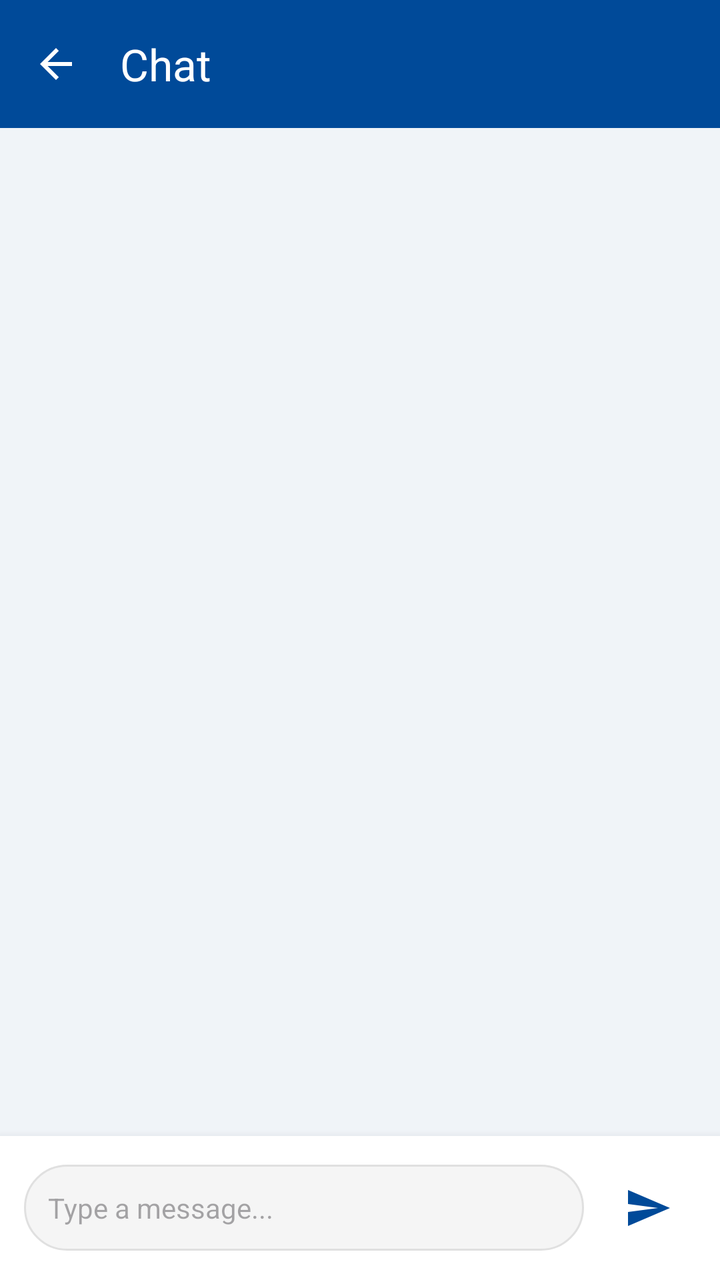
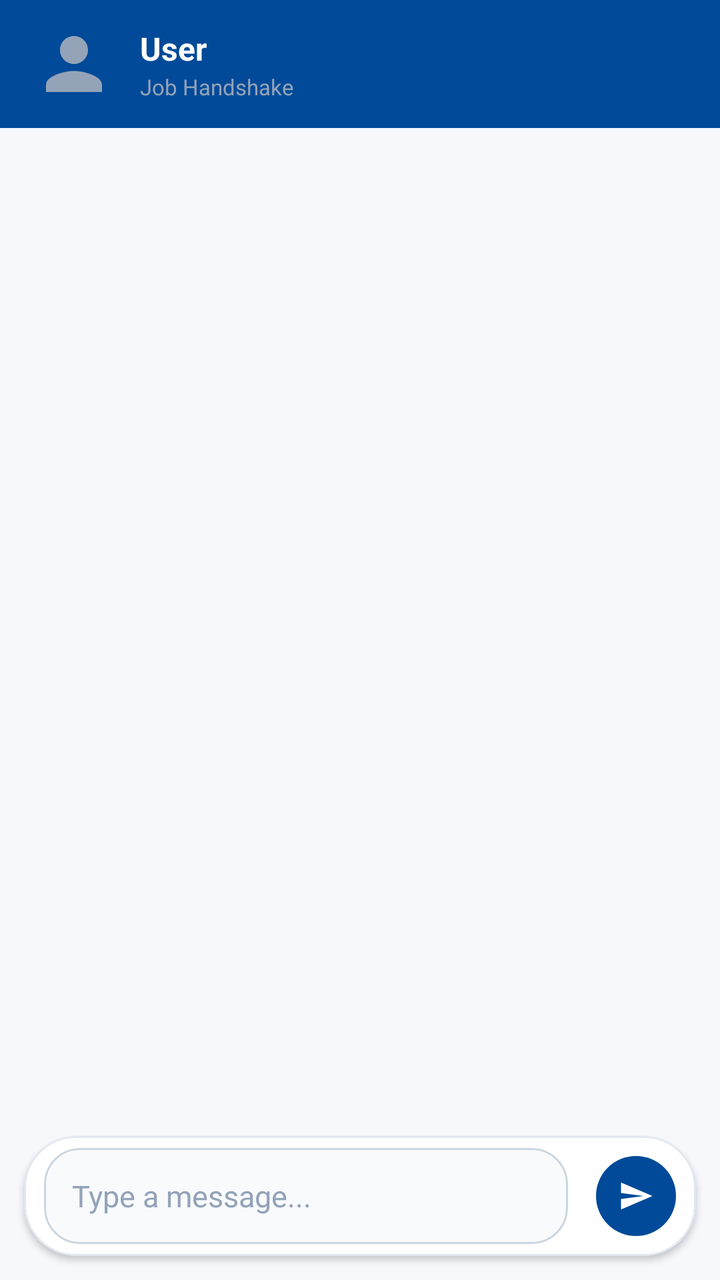

Compare the two renders of this Android layout. The source of the first and the diff that turns it into the second are given below.
<!-- AndroidManifest.xml: application theme Theme.Newtacks -->
<!-- res/layout/activity_transaction_chat.xml -->
<?xml version="1.0" encoding="utf-8"?>
<LinearLayout
    xmlns:android="http://schemas.android.com/apk/res/android"
    xmlns:app="http://schemas.android.com/apk/res-auto"
    android:layout_width="match_parent"
    android:layout_height="match_parent"
    android:orientation="vertical"
    android:background="#F0F4F8">

    
    <androidx.appcompat.widget.Toolbar
        android:id="@+id/toolbar"
        android:layout_width="match_parent"
        android:layout_height="?attr/actionBarSize"
        android:background="#004A99"
        app:title="Chat"
        app:titleTextColor="#FFFFFF"
        app:navigationIcon="@drawable/ic_back" />

    
    <androidx.recyclerview.widget.RecyclerView
        android:id="@+id/rvChat"
        android:layout_width="match_parent"
        android:layout_height="0dp"
        android:layout_weight="1"
        android:padding="16dp"
        android:clipToPadding="false" />

    
    <LinearLayout
        android:layout_width="match_parent"
        android:layout_height="wrap_content"
        android:orientation="horizontal"
        android:padding="12dp"
        android:background="#FFFFFF"
        android:elevation="8dp"
        android:gravity="center_vertical">

        <EditText
            android:id="@+id/etMessage"
            android:layout_width="0dp"
            android:layout_height="wrap_content"
            android:layout_weight="1"
            android:hint="Type a message..."
            android:background="@drawable/bg_message_input"
            android:padding="12dp"
            android:maxLines="4"
            android:textSize="14sp" />

        <ImageButton
            android:id="@+id/btnSend"
            android:layout_width="48dp"
            android:layout_height="48dp"
            android:layout_marginStart="8dp"
            android:src="@drawable/ic_send"
            android:background="?attr/selectableItemBackgroundBorderless"
            app:tint="#004A99"
            android:contentDescription="Send" />
    </LinearLayout>

</LinearLayout>
<!-- resources referenced by this layout -->
<resources>
  <!-- drawable bg_message_input (drawable) -->
  <?xml version="1.0" encoding="utf-8"?>
  <shape xmlns:android="http://schemas.android.com/apk/res/android">
      <solid android:color="#F5F5F5" />
      <corners android:radius="24dp" />
      <stroke android:width="1dp" android:color="#E0E0E0" />
  </shape>
  <!-- drawable ic_back (drawable) -->
  <?xml version="1.0" encoding="utf-8"?>
  <vector xmlns:android="http://schemas.android.com/apk/res/android"
      android:width="24dp"
      android:height="24dp"
      android:viewportWidth="24"
      android:viewportHeight="24">
      <path
          android:fillColor="#FFFFFF"
          android:pathData="M20,11H7.83l5.59,-5.59L12,4l-8,8 8,8 1.41,-1.41L7.83,13H20v-2z"/>
  </vector>
  <!-- drawable ic_send (drawable) -->
  <?xml version="1.0" encoding="utf-8"?>
  <vector xmlns:android="http://schemas.android.com/apk/res/android"
      android:width="24dp"
      android:height="24dp"
      android:viewportWidth="24"
      android:viewportHeight="24">
      <path
          android:fillColor="#000000"
          android:pathData="M2.01,21L23,12 2.01,3 2,10l15,2 -15,2z" />
  </vector>
  <style name="Theme.Newtacks" parent="Base.Theme.Newtacks" />
  <style name="Base.Theme.Newtacks" parent="Theme.Material3.DayNight.NoActionBar">
          <item name="colorPrimary">#004A99</item>
          <item name="colorPrimaryContainer">#004A99</item>
          <item name="colorOnPrimary">#FFFFFF</item>
          <item name="colorSecondary">#004A99</item>
          <item name="colorOnSecondary">#FFFFFF</item>
          <item name="colorTertiary">#004A99</item>
          <item name="colorSecondaryContainer">#EBF2FF</item>
          <item name="colorOnSecondaryContainer">#004A99</item>
          <item name="android:statusBarColor">#004A99</item>
          <item name="android:navigationBarColor">#FFFFFF</item>
          <item name="android:windowLightStatusBar" tools:targetApi="m">false</item>
      </style>
</resources>

<!-- the commit's change to res/layout/activity_transaction_chat.xml (unified diff, before → after) -->
@@ -1,61 +1,179 @@
 <?xml version="1.0" encoding="utf-8"?>
-<LinearLayout
-    xmlns:android="http://schemas.android.com/apk/res/android"
+<androidx.constraintlayout.widget.ConstraintLayout xmlns:android="http://schemas.android.com/apk/res/android"
     xmlns:app="http://schemas.android.com/apk/res-auto"
+    xmlns:tools="http://schemas.android.com/tools"
+    android:id="@+id/chatRoot"
     android:layout_width="match_parent"
     android:layout_height="match_parent"
-    android:orientation="vertical"
-    android:background="#F0F4F8">
+    android:animateLayoutChanges="true"
+    android:background="#F6F8FC">
 
     
-    <androidx.appcompat.widget.Toolbar
-        android:id="@+id/toolbar"
+    <com.google.android.material.appbar.AppBarLayout
+        android:id="@+id/appBarLayout"
         android:layout_width="match_parent"
-        android:layout_height="?attr/actionBarSize"
-        android:background="#004A99"
-        app:title="Chat"
-        app:titleTextColor="#FFFFFF"
-        app:navigationIcon="@drawable/ic_back" />
+        android:layout_height="wrap_content"
+        android:background="#0F172A"
+        app:elevation="0dp"
+        app:layout_constraintTop_toTopOf="parent">
+
+        <androidx.appcompat.widget.Toolbar
+            android:id="@+id/toolbar"
+            android:layout_width="match_parent"
+            android:layout_height="?attr/actionBarSize"
+            android:background="#004A99"
+            android:theme="@style/ThemeOverlay.AppCompat.Dark.ActionBar"
+            app:contentInsetStart="0dp"
+            app:navigationIconTint="#FFFFFF">
+
+            <androidx.constraintlayout.widget.ConstraintLayout
+                android:layout_width="match_parent"
+                android:layout_height="match_parent">
+
+                
+                <FrameLayout
+                    android:id="@+id/avatarContainer"
+                    android:layout_width="42dp"
+                    android:layout_height="42dp"
+                    android:layout_marginStart="16dp"
+                    app:layout_constraintBottom_toBottomOf="parent"
+                    app:layout_constraintStart_toStartOf="parent"
+                    app:layout_constraintTop_toTopOf="parent">
+
+                    <com.google.android.material.imageview.ShapeableImageView
+                        android:id="@+id/ivOtherUser"
+                        android:layout_width="42dp"
+                        android:layout_height="42dp"
+                        android:scaleType="centerCrop"
+                        android:src="@drawable/ic_user_placeholder"
+                        app:shapeAppearanceOverlay="@style/ShapeAppearance.Material3.Corner.Full" />
+
+                </FrameLayout>
+
+                
+                <LinearLayout
+                    android:layout_width="0dp"
+                    android:layout_height="wrap_content"
+                    android:layout_marginStart="12dp"
+                    android:orientation="vertical"
+                    app:layout_constraintBottom_toBottomOf="parent"
+                    app:layout_constraintEnd_toEndOf="parent"
+                    app:layout_constraintStart_toEndOf="@id/avatarContainer"
+                    app:layout_constraintTop_toTopOf="parent">
+
+                    <TextView
+                        android:id="@+id/tvOtherUserName"
+                        android:layout_width="wrap_content"
+                        android:layout_height="wrap_content"
+                        android:text="User"
+                        android:textColor="#FFFFFF"
+                        android:textSize="16sp"
+                        android:textStyle="bold" />
+
+                    <TextView
+                        android:id="@+id/tvJobTitleHeader"
+                        android:layout_width="wrap_content"
+                        android:layout_height="wrap_content"
+                        android:layout_marginTop="1dp"
+                        android:text="Job Handshake"
+                        android:textColor="#94A3B8"
+                        android:textSize="11sp" />
+
+                </LinearLayout>
+
+            </androidx.constraintlayout.widget.ConstraintLayout>
+
+        </androidx.appcompat.widget.Toolbar>
+
+    </com.google.android.material.appbar.AppBarLayout>
 
     
     <androidx.recyclerview.widget.RecyclerView
         android:id="@+id/rvChat"
-        android:layout_width="match_parent"
+        android:layout_width="0dp"
         android:layout_height="0dp"
-        android:layout_weight="1"
-        android:padding="16dp"
-        android:clipToPadding="false" />
+        android:clipToPadding="false"
+        android:paddingStart="12dp"
+        android:paddingTop="8dp"
+        android:paddingEnd="12dp"
+        android:paddingBottom="8dp"
+        app:layout_constraintBottom_toTopOf="@+id/inputCard"
+        app:layout_constraintEnd_toEndOf="parent"
+        app:layout_constraintStart_toStartOf="parent"
+        app:layout_constraintTop_toBottomOf="@id/appBarLayout" />
 
     
-    <LinearLayout
+    <com.google.android.material.card.MaterialCardView
+        android:id="@+id/inputCard"
         android:layout_width="match_parent"
         android:layout_height="wrap_content"
-        android:orientation="horizontal"
-        android:padding="12dp"
-        android:background="#FFFFFF"
-        android:elevation="8dp"
-        android:gravity="center_vertical">
+        android:layout_marginStart="12dp"
+        android:layout_marginTop="4dp"
+        android:layout_marginEnd="12dp"
+        android:layout_marginBottom="12dp"
+        app:cardBackgroundColor="#FFFFFF"
+        app:cardCornerRadius="26dp"
+        app:cardElevation="2dp"
+        app:layout_constraintBottom_toBottomOf="parent"
+        app:strokeColor="#E2E8F0"
+        app:strokeWidth="1dp">
 
-        <EditText
-            android:id="@+id/etMessage"
-            android:layout_width="0dp"
+        <LinearLayout
+            android:layout_width="match_parent"
             android:layout_height="wrap_content"
-            android:layout_weight="1"
-            android:hint="Type a message..."
-            android:background="@drawable/bg_message_input"
-            android:padding="12dp"
-            android:maxLines="4"
-            android:textSize="14sp" />
+            android:gravity="center_vertical"
+            android:orientation="horizontal"
+            android:padding="6dp">
 
-        <ImageButton
-            android:id="@+id/btnSend"
-            android:layout_width="48dp"
-            android:layout_height="48dp"
-            android:layout_marginStart="8dp"
-            android:src="@drawable/ic_send"
-            android:background="?attr/selectableItemBackgroundBorderless"
-            app:tint="#004A99"
-            android:contentDescription="Send" />
-    </LinearLayout>
+            
+            <com.google.android.material.card.MaterialCardView
+                android:layout_width="0dp"
+                android:layout_height="wrap_content"
+                android:layout_marginStart="4dp"
+                android:layout_marginEnd="10dp"
+                android:layout_weight="1"
+                app:cardBackgroundColor="#F8FAFC"
+                app:cardCornerRadius="18dp"
+                app:cardElevation="0dp"
+                app:strokeColor="#CBD5E1"
+                app:strokeWidth="1dp">
 
-</LinearLayout>
+                <EditText
+                    android:id="@+id/etMessage"
+                    android:layout_width="match_parent"
+                    android:layout_height="wrap_content"
+                    android:background="@null"
+                    android:hint="Type a message..."
+                    android:inputType="textCapSentences|textMultiLine"
+                    android:maxLines="4"
+                    android:minHeight="48dp"
+                    android:paddingStart="14dp"
+                    android:paddingTop="12dp"
+                    android:paddingEnd="14dp"
+                    android:paddingBottom="12dp"
+                    android:textColor="#0F172A"
+                    android:textColorHint="#94A3B8"
+                    android:textSize="15sp" />
+
+            </com.google.android.material.card.MaterialCardView>
+
+            <com.google.android.material.button.MaterialButton
+                android:id="@+id/btnSend"
+                android:layout_width="40dp"
+                android:layout_height="40dp"
+                android:layout_margin="4dp"
+                android:insetTop="0dp"
+                android:insetBottom="0dp"
+                android:padding="0dp"
+                app:backgroundTint="#004A99"
+                app:cornerRadius="20dp"
+                app:elevation="0dp"
+                app:icon="@drawable/ic_send"
+                app:iconGravity="textStart"
+                app:iconPadding="0dp"
+                app:iconSize="18dp" />
+        </LinearLayout>
+
+    </com.google.android.material.card.MaterialCardView>
+
+</androidx.constraintlayout.widget.ConstraintLayout>
<!-- resource entries referenced after the edit -->
@@ -1,23 +1,5 @@
 <!-- resources referenced by this layout -->
 <resources>
-  <!-- drawable bg_message_input (drawable) -->
-  <?xml version="1.0" encoding="utf-8"?>
-  <shape xmlns:android="http://schemas.android.com/apk/res/android">
-      <solid android:color="#F5F5F5" />
-      <corners android:radius="24dp" />
-      <stroke android:width="1dp" android:color="#E0E0E0" />
-  </shape>
-  <!-- drawable ic_back (drawable) -->
-  <?xml version="1.0" encoding="utf-8"?>
-  <vector xmlns:android="http://schemas.android.com/apk/res/android"
-      android:width="24dp"
-      android:height="24dp"
-      android:viewportWidth="24"
-      android:viewportHeight="24">
-      <path
-          android:fillColor="#FFFFFF"
-          android:pathData="M20,11H7.83l5.59,-5.59L12,4l-8,8 8,8 1.41,-1.41L7.83,13H20v-2z"/>
-  </vector>
   <!-- drawable ic_send (drawable) -->
   <?xml version="1.0" encoding="utf-8"?>
   <vector xmlns:android="http://schemas.android.com/apk/res/android"
@@ -28,6 +10,16 @@
       <path
           android:fillColor="#000000"
           android:pathData="M2.01,21L23,12 2.01,3 2,10l15,2 -15,2z" />
+  </vector>
+  <!-- drawable ic_user_placeholder (drawable) -->
+  <vector xmlns:android="http://schemas.android.com/apk/res/android"
+      android:width="24dp"
+      android:height="24dp"
+      android:viewportWidth="24"
+      android:viewportHeight="24">
+      <path
+          android:fillColor="#94A3B8"
+          android:pathData="M12,12c2.21,0 4,-1.79 4,-4s-1.79,-4 -4,-4 -4,1.79 -4,4 1.79,4 4,4zM12,14c-2.67,0 -8,1.34 -8,4v2h16v-2c0,-2.66 -5.33,-4 -8,-4z" />
   </vector>
   <style name="Theme.Newtacks" parent="Base.Theme.Newtacks" />
   <style name="Base.Theme.Newtacks" parent="Theme.Material3.DayNight.NoActionBar">
